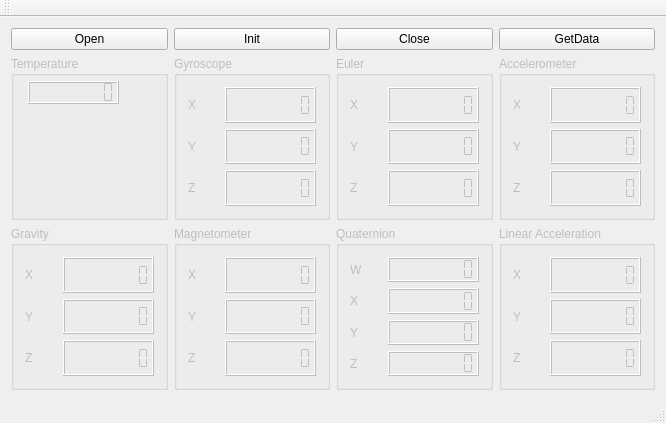
Old version of the form mainwindow.ui in the repository SilvioGiancola/AdaFruit_BNO055.
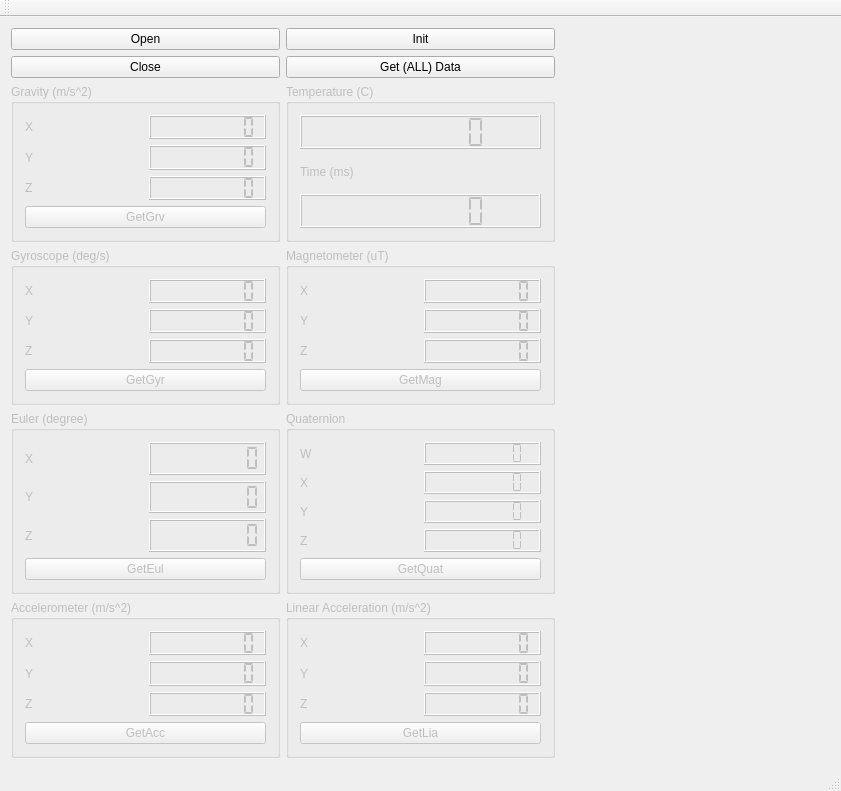
New version of the form. Custom widgets are drawn as their Qt base class.

Commit message: add button, viewer and verify results

```diff
--- a/mainwindow.ui
+++ b/mainwindow.ui
@@ -9,8 +9,8 @@
    <rect>
     <x>0</x>
     <y>0</y>
-    <width>666</width>
-    <height>423</height>
+    <width>841</width>
+    <height>791</height>
    </rect>
   </property>
   <property name="windowTitle">
@@ -18,13 +18,106 @@
   </property>
   <widget class="QWidget" name="centralWidget">
    <layout class="QGridLayout" name="gridLayout">
-    <item row="1" column="2">
+    <item row="0" column="0">
+     <widget class="QPushButton" name="pushButton_Open">
+      <property name="text">
+       <string>Open</string>
+      </property>
+     </widget>
+    </item>
+    <item row="5" column="1">
+     <widget class="QGroupBox" name="groupBox_LinerarAcceleration">
+      <property name="enabled">
+       <bool>false</bool>
+      </property>
+      <property name="title">
+       <string>Linear Acceleration (m/s^2)</string>
+      </property>
+      <layout class="QGridLayout" name="gridLayout_2">
+       <item row="0" column="0">
+        <widget class="QLabel" name="label_LinearAcceleration_X">
+         <property name="text">
+          <string>X</string>
+         </property>
+        </widget>
+       </item>
+       <item row="0" column="1">
+        <widget class="QLCDNumber" name="lcdNumber_LinearAcceleration_X">
+         <property name="enabled">
+          <bool>false</bool>
+         </property>
+         <property name="digitCount">
+          <number>8</number>
+         </property>
+         <property name="segmentStyle">
+          <enum>QLCDNumber::Flat</enum>
+         </property>
+        </widget>
+       </item>
+       <item row="1" column="0">
+        <widget class="QLabel" name="label_LinearAcceleration_Y">
+         <property name="text">
+          <string>Y</string>
+         </property>
+        </widget>
+       </item>
+       <item row="1" column="1">
+        <widget class="QLCDNumber" name="lcdNumber_LinearAcceleration_Y">
+         <property name="enabled">
+          <bool>false</bool>
+         </property>
+         <property name="digitCount">
+          <number>8</number>
+         </property>
+         <property name="segmentStyle">
+          <enum>QLCDNumber::Flat</enum>
+         </property>
+        </widget>
+       </item>
+       <item row="2" column="0">
+        <widget class="QLabel" name="label_LinearAcceleration_Z">
+         <property name="text">
+          <string>Z</string>
+         </property>
+        </widget>
+       </item>
+       <item row="2" column="1">
+        <widget class="QLCDNumber" name="lcdNumber_LinearAcceleration_Z">
+         <property name="enabled">
+          <bool>false</bool>
+         </property>
+         <property name="digitCount">
+          <number>8</number>
+         </property>
+         <property name="segmentStyle">
+          <enum>QLCDNumber::Flat</enum>
+         </property>
+        </widget>
+       </item>
+       <item row="3" column="0" colspan="2">
+        <widget class="QPushButton" name="pushButton_Lia">
+         <property name="text">
+          <string>GetLia</string>
+         </property>
+        </widget>
+       </item>
+      </layout>
+     </widget>
+    </item>
+    <item row="0" column="1">
+     <widget class="QPushButton" name="pushButton_Init">
+      <property name="text">
+       <string>Init</string>
+      </property>
+     </widget>
+    </item>
+    <item row="3" column="0">
      <widget class="QGroupBox" name="groupBox_Gyroscope">
       <property name="enabled">
        <bool>false</bool>
       </property>
       <property name="title">
-       <string>Gyroscope</string>
+       <string>Gyroscope (deg/s)</string>
       </property>
       <layout class="QGridLayout" name="gridLayout_6">
        <item row="0" column="0">
@@ -87,16 +180,119 @@
          </property>
         </widget>
        </item>
+       <item row="3" column="0" colspan="2">
+        <widget class="QPushButton" name="pushButton_Gyr">
+         <property name="text">
+          <string>GetGyr</string>
+         </property>
+        </widget>
+       </item>
       </layout>
      </widget>
     </item>
-    <item row="1" column="4">
+    <item row="4" column="1">
+     <widget class="QGroupBox" name="groupBox_Quaternion">
+      <property name="enabled">
+       <bool>false</bool>
+      </property>
+      <property name="title">
+       <string>Quaternion</string>
+      </property>
+      <layout class="QGridLayout" name="gridLayout_3">
+       <item row="2" column="0">
+        <widget class="QLabel" name="label_Quaternion_Y">
+         <property name="text">
+          <string>Y</string>
+         </property>
+        </widget>
+       </item>
+       <item row="3" column="0">
+        <widget class="QLabel" name="label_Quaternion_Z">
+         <property name="text">
+          <string>Z</string>
+         </property>
+        </widget>
+       </item>
+       <item row="1" column="0">
+        <widget class="QLabel" name="label_Quaternion_X">
+         <property name="text">
+          <string>X</string>
+         </property>
+        </widget>
+       </item>
+       <item row="0" column="1">
+        <widget class="QLCDNumber" name="lcdNumber_Quaternion_W">
+         <property name="enabled">
+          <bool>false</bool>
+         </property>
+         <property name="digitCount">
+          <number>8</number>
+         </property>
+         <property name="segmentStyle">
+          <enum>QLCDNumber::Flat</enum>
+         </property>
+        </widget>
+       </item>
+       <item row="3" column="1">
+        <widget class="QLCDNumber" name="lcdNumber_Quaternion_Z">
+         <property name="enabled">
+          <bool>false</bool>
+         </property>
+         <property name="digitCount">
+          <number>8</number>
+         </property>
+         <property name="segmentStyle">
+          <enum>QLCDNumber::Flat</enum>
+         </property>
+        </widget>
+       </item>
+       <item row="0" column="0">
+        <widget class="QLabel" name="label_Quaternion_W">
+         <property name="enabled">
+          <bool>false</bool>
+         </property>
+         <property name="text">
+          <string>W</string>
+         </property>
+        </widget>
+       </item>
+       <item row="1" column="1">
+        <widget class="QLCDNumber" name="lcdNumber_Quaternion_X">
+         <property name="digitCount">
+          <number>8</number>
+         </property>
+         <property name="segmentStyle">
+          <enum>QLCDNumber::Flat</enum>
+         </property>
+        </widget>
+       </item>
+       <item row="2" column="1">
+        <widget class="QLCDNumber" name="lcdNumber_Quaternion_Y">
+         <property name="digitCount">
+          <number>8</number>
+         </property>
+         <property name="segmentStyle">
+          <enum>QLCDNumber::Flat</enum>
+         </property>
+        </widget>
+       </item>
+       <item row="4" column="0" colspan="2">
+        <widget class="QPushButton" name="pushButton_GetQuat">
+         <property name="text">
+          <string>GetQuat</string>
+         </property>
+        </widget>
+       </item>
+      </layout>
+     </widget>
+    </item>
+    <item row="5" column="0">
      <widget class="QGroupBox" name="groupBox_Accelerometer">
       <property name="enabled">
        <bool>false</bool>
       </property>
       <property name="title">
-       <string>Accelerometer</string>
+       <string>Accelerometer (m/s^2)</string>
       </property>
       <layout class="QGridLayout" name="gridLayout_5">
        <item row="2" column="0">
@@ -159,16 +355,102 @@
          </property>
         </widget>
        </item>
+       <item row="4" column="0" colspan="2">
+        <widget class="QPushButton" name="pushButton_GetAcc">
+         <property name="text">
+          <string>GetAcc</string>
+         </property>
+        </widget>
+       </item>
       </layout>
      </widget>
     </item>
-    <item row="3" column="2">
+    <item row="4" column="0">
+     <widget class="QGroupBox" name="groupBox_Euler">
+      <property name="enabled">
+       <bool>false</bool>
+      </property>
+      <property name="title">
+       <string>Euler (degree)</string>
+      </property>
+      <layout class="QGridLayout" name="gridLayout_4">
+       <item row="2" column="0">
+        <widget class="QLabel" name="label_Euler_Y">
+         <property name="text">
+          <string>Y</string>
+         </property>
+        </widget>
+       </item>
+       <item row="2" column="1">
+        <widget class="QLCDNumber" name="lcdNumber_Euler_Y">
+         <property name="enabled">
+          <bool>false</bool>
+         </property>
+         <property name="digitCount">
+          <number>8</number>
+         </property>
+         <property name="segmentStyle">
+          <enum>QLCDNumber::Flat</enum>
+         </property>
+        </widget>
+       </item>
+       <item row="3" column="0">
+        <widget class="QLabel" name="label_Euler_Z">
+         <property name="text">
+          <string>Z</string>
+         </property>
+        </widget>
+       </item>
+       <item row="3" column="1">
+        <widget class="QLCDNumber" name="lcdNumber_Euler_Z">
+         <property name="enabled">
+          <bool>false</bool>
+         </property>
+         <property name="digitCount">
+          <number>8</number>
+         </property>
+         <property name="segmentStyle">
+          <enum>QLCDNumber::Flat</enum>
+         </property>
+        </widget>
+       </item>
+       <item row="0" column="1">
+        <widget class="QLCDNumber" name="lcdNumber_Euler_X">
+         <property name="enabled">
+          <bool>false</bool>
+         </property>
+         <property name="digitCount">
+          <number>8</number>
+         </property>
+         <property name="segmentStyle">
+          <enum>QLCDNumber::Flat</enum>
+         </property>
+        </widget>
+       </item>
+       <item row="0" column="0">
+        <widget class="QLabel" name="label_Euler_X">
+         <property name="text">
+          <string>X</string>
+         </property>
+        </widget>
+       </item>
+       <item row="4" column="0" colspan="2">
+        <widget class="QPushButton" name="pushButton_GetEul">
+         <property name="text">
+          <string>GetEul</string>
+         </property>
+        </widget>
+       </item>
+      </layout>
+     </widget>
+    </item>
+    <item row="3" column="1">
      <widget class="QGroupBox" name="groupBox_Magnetometer">
       <property name="enabled">
        <bool>false</bool>
       </property>
       <property name="title">
-       <string>Magnetometer</string>
+       <string>Magnetometer (uT)</string>
       </property>
       <layout class="QGridLayout" name="gridLayout_7">
        <item row="0" column="0">
@@ -231,23 +513,37 @@
          </property>
         </widget>
        </item>
+       <item row="3" column="0" colspan="2">
+        <widget class="QPushButton" name="pushButton_GetMag">
+         <property name="text">
+          <string>GetMag</string>
+         </property>
+        </widget>
+       </item>
       </layout>
      </widget>
     </item>
-    <item row="0" column="0">
-     <widget class="QPushButton" name="pushButton_Open">
+    <item row="1" column="0">
+     <widget class="QPushButton" name="pushButton_Close">
       <property name="text">
-       <string>Open</string>
+       <string>Close</string>
       </property>
      </widget>
     </item>
-    <item row="3" column="0">
+    <item row="1" column="1">
+     <widget class="QPushButton" name="pushButton_GetData">
+      <property name="text">
+       <string>Get (ALL) Data</string>
+      </property>
+     </widget>
+    </item>
+    <item row="2" column="0">
      <widget class="QGroupBox" name="groupBox_Gravity">
       <property name="enabled">
        <bool>false</bool>
       </property>
       <property name="title">
-       <string>Gravity</string>
+       <string>Gravity (m/s^2)</string>
       </property>
       <layout class="QGridLayout" name="gridLayout_8">
        <item row="0" column="0">
@@ -310,128 +606,27 @@
          </property>
         </widget>
        </item>
+       <item row="3" column="0" colspan="2">
+        <widget class="QPushButton" name="pushButton_GetGrv">
+         <property name="text">
+          <string>GetGrv</string>
+         </property>
+        </widget>
+       </item>
       </layout>
      </widget>
     </item>
-    <item row="1" column="0">
+    <item row="2" column="1">
      <widget class="QGroupBox" name="groupBox_Temperature">
       <property name="enabled">
        <bool>false</bool>
       </property>
       <property name="title">
-       <string>Temperature</string>
+       <string>Temperature (C)</string>
       </property>
-      <widget class="QLCDNumber" name="lcdNumber_Temperature">
-       <property name="enabled">
-        <bool>false</bool>
-       </property>
-       <property name="geometry">
-        <rect>
-         <x>17</x>
-         <y>25</y>
-         <width>91</width>
-         <height>23</height>
-        </rect>
-       </property>
-       <property name="digitCount">
-        <number>8</number>
-       </property>
-       <property name="segmentStyle">
-        <enum>QLCDNumber::Flat</enum>
-       </property>
-      </widget>
-     </widget>
-    </item>
-    <item row="1" column="3">
-     <widget class="QGroupBox" name="groupBox_Euler">
-      <property name="enabled">
-       <bool>false</bool>
-      </property>
-      <property name="title">
-       <string>Euler</string>
-      </property>
-      <layout class="QGridLayout" name="gridLayout_4">
-       <item row="2" column="1">
-        <widget class="QLCDNumber" name="lcdNumber_Euler_Y">
-         <property name="enabled">
-          <bool>false</bool>
-         </property>
-         <property name="digitCount">
-          <number>8</number>
-         </property>
-         <property name="segmentStyle">
-          <enum>QLCDNumber::Flat</enum>
-         </property>
-        </widget>
-       </item>
-       <item row="3" column="0">
-        <widget class="QLabel" name="label_Euler_Z">
-         <property name="text">
-          <string>Z</string>
-         </property>
-        </widget>
-       </item>
-       <item row="3" column="1">
-        <widget class="QLCDNumber" name="lcdNumber_Euler_Z">
-         <property name="enabled">
-          <bool>false</bool>
-         </property>
-         <property name="digitCount">
-          <number>8</number>
-         </property>
-         <property name="segmentStyle">
-          <enum>QLCDNumber::Flat</enum>
-         </property>
-        </widget>
-       </item>
-       <item row="0" column="1">
-        <widget class="QLCDNumber" name="lcdNumber_Euler_X">
-         <property name="enabled">
-          <bool>false</bool>
-         </property>
-         <property name="digitCount">
-          <number>8</number>
-         </property>
-         <property name="segmentStyle">
-          <enum>QLCDNumber::Flat</enum>
-         </property>
-        </widget>
-       </item>
-       <item row="2" column="0">
-        <widget class="QLabel" name="label_Euler_Y">
-         <property name="text">
-          <string>Y</string>
-         </property>
-        </widget>
-       </item>
+      <layout class="QGridLayout" name="gridLayout_9">
        <item row="0" column="0">
-        <widget class="QLabel" name="label_Euler_X">
-         <property name="text">
-          <string>X</string>
-         </property>
-        </widget>
-       </item>
-      </layout>
-     </widget>
-    </item>
-    <item row="3" column="4">
-     <widget class="QGroupBox" name="groupBox_LinerarAcceleration">
-      <property name="enabled">
-       <bool>false</bool>
-      </property>
-      <property name="title">
-       <string>Linear Acceleration</string>
-      </property>
-      <layout class="QGridLayout" name="gridLayout_2">
-       <item row="0" column="0">
-        <widget class="QLabel" name="label_LinearAcceleration_X">
-         <property name="text">
-          <string>X</string>
-         </property>
-        </widget>
-       </item>
-       <item row="0" column="1">
-        <widget class="QLCDNumber" name="lcdNumber_LinearAcceleration_X">
+        <widget class="QLCDNumber" name="lcdNumber_Temperature">
          <property name="enabled">
           <bool>false</bool>
          </property>
@@ -444,34 +639,14 @@
         </widget>
        </item>
        <item row="1" column="0">
-        <widget class="QLabel" name="label_LinearAcceleration_Y">
+        <widget class="QLabel" name="label">
          <property name="text">
-          <string>Y</string>
+          <string>Time (ms)</string>
          </property>
         </widget>
        </item>
-       <item row="1" column="1">
-        <widget class="QLCDNumber" name="lcdNumber_LinearAcceleration_Y">
-         <property name="enabled">
-          <bool>false</bool>
-         </property>
-         <property name="digitCount">
-          <number>8</number>
-         </property>
-         <property name="segmentStyle">
-          <enum>QLCDNumber::Flat</enum>
-         </property>
-        </widget>
-       </item>
        <item row="2" column="0">
-        <widget class="QLabel" name="label_LinearAcceleration_Z">
-         <property name="text">
-          <string>Z</string>
-         </property>
-        </widget>
-       </item>
-       <item row="2" column="1">
-        <widget class="QLCDNumber" name="lcdNumber_LinearAcceleration_Z">
+        <widget class="QLCDNumber" name="lcdNumber_Time">
          <property name="enabled">
           <bool>false</bool>
          </property>
@@ -486,115 +661,8 @@
       </layout>
      </widget>
     </item>
-    <item row="3" column="3">
-     <widget class="QGroupBox" name="groupBox_Quaternion">
-      <property name="enabled">
-       <bool>false</bool>
-      </property>
-      <property name="title">
-       <string>Quaternion</string>
-      </property>
-      <layout class="QGridLayout" name="gridLayout_3">
-       <item row="2" column="0">
-        <widget class="QLabel" name="label_Quaternion_Y">
-         <property name="text">
-          <string>Y</string>
-         </property>
-        </widget>
-       </item>
-       <item row="3" column="0">
-        <widget class="QLabel" name="label_Quaternion_Z">
-         <property name="text">
-          <string>Z</string>
-         </property>
-        </widget>
-       </item>
-       <item row="1" column="0">
-        <widget class="QLabel" name="label_Quaternion_X">
-         <property name="text">
-          <string>X</string>
-         </property>
-        </widget>
-       </item>
-       <item row="0" column="1">
-        <widget class="QLCDNumber" name="lcdNumber_Quaternion_W">
-         <property name="enabled">
-          <bool>false</bool>
-         </property>
-         <property name="digitCount">
-          <number>8</number>
-         </property>
-         <property name="segmentStyle">
-          <enum>QLCDNumber::Flat</enum>
-         </property>
-        </widget>
-       </item>
-       <item row="3" column="1">
-        <widget class="QLCDNumber" name="lcdNumber_Quaternion_Z">
-         <property name="enabled">
-          <bool>false</bool>
-         </property>
-         <property name="digitCount">
-          <number>8</number>
-         </property>
-         <property name="segmentStyle">
-          <enum>QLCDNumber::Flat</enum>
-         </property>
-        </widget>
-       </item>
-       <item row="0" column="0">
-        <widget class="QLabel" name="label_Quaternion_W">
-         <property name="enabled">
-          <bool>false</bool>
-         </property>
-         <property name="text">
-          <string>W</string>
-         </property>
-        </widget>
-       </item>
-       <item row="1" column="1">
-        <widget class="QLCDNumber" name="lcdNumber_Quaternion_X">
-         <property name="digitCount">
-          <number>8</number>
-         </property>
-         <property name="segmentStyle">
-          <enum>QLCDNumber::Flat</enum>
-         </property>
-        </widget>
-       </item>
-       <item row="2" column="1">
-        <widget class="QLCDNumber" name="lcdNumber_Quaternion_Y">
-         <property name="digitCount">
-          <number>8</number>
-         </property>
-         <property name="segmentStyle">
-          <enum>QLCDNumber::Flat</enum>
-         </property>
-        </widget>
-       </item>
-      </layout>
-     </widget>
-    </item>
-    <item row="0" column="4">
-     <widget class="QPushButton" name="pushButton_GetData">
-      <property name="text">
-       <string>GetData</string>
-      </property>
-     </widget>
-    </item>
-    <item row="0" column="3">
-     <widget class="QPushButton" name="pushButton_Close">
-      <property name="text">
-       <string>Close</string>
-      </property>
-     </widget>
-    </item>
-    <item row="0" column="2">
-     <widget class="QPushButton" name="pushButton_Init">
-      <property name="text">
-       <string>Init</string>
-      </property>
-     </widget>
+    <item row="0" column="5" rowspan="6">
+     <widget class="QVTKWidget" name="qvtkWidget" native="true"/>
     </item>
    </layout>
   </widget>
@@ -619,6 +687,13 @@
   <widget class="QStatusBar" name="statusBar"/>
  </widget>
  <layoutdefault spacing="6" margin="11"/>
+ <customwidgets>
+  <customwidget>
+   <class>QVTKWidget</class>
+   <extends>QWidget</extends>
+   <header>QVTKWidget.h</header>
+  </customwidget>
+ </customwidgets>
  <resources/>
  <connections/>
 </ui>
```
Left out of the diff: 2 changed lines with no effect on the pictures. The commit also changes 4 other files.
